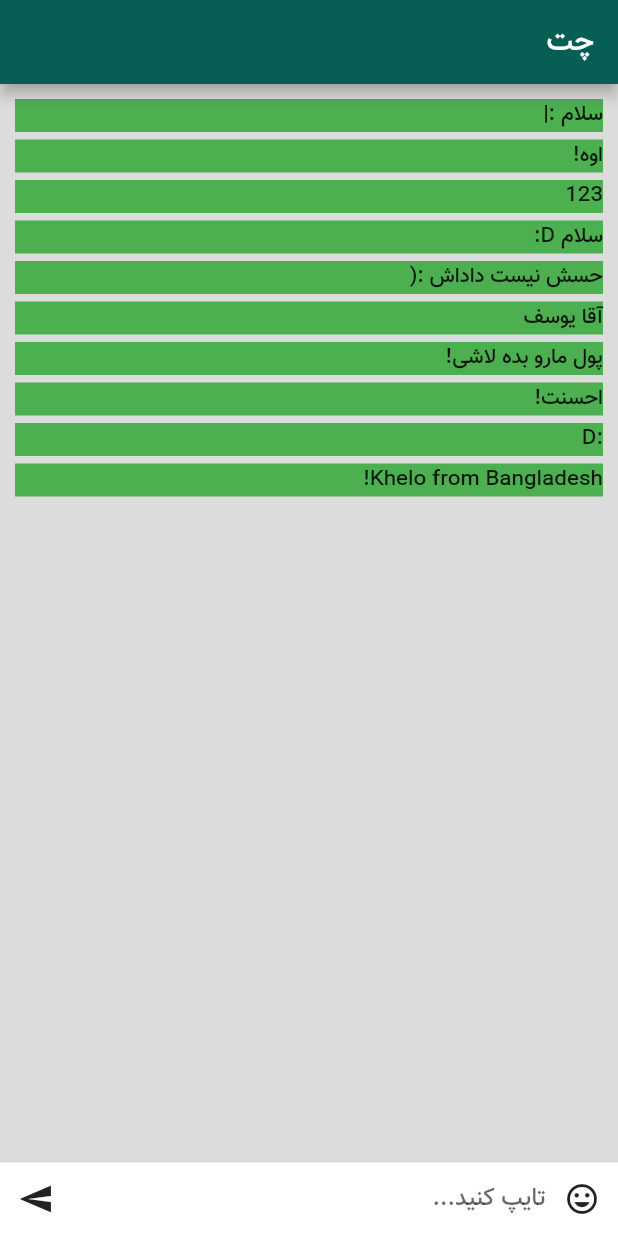
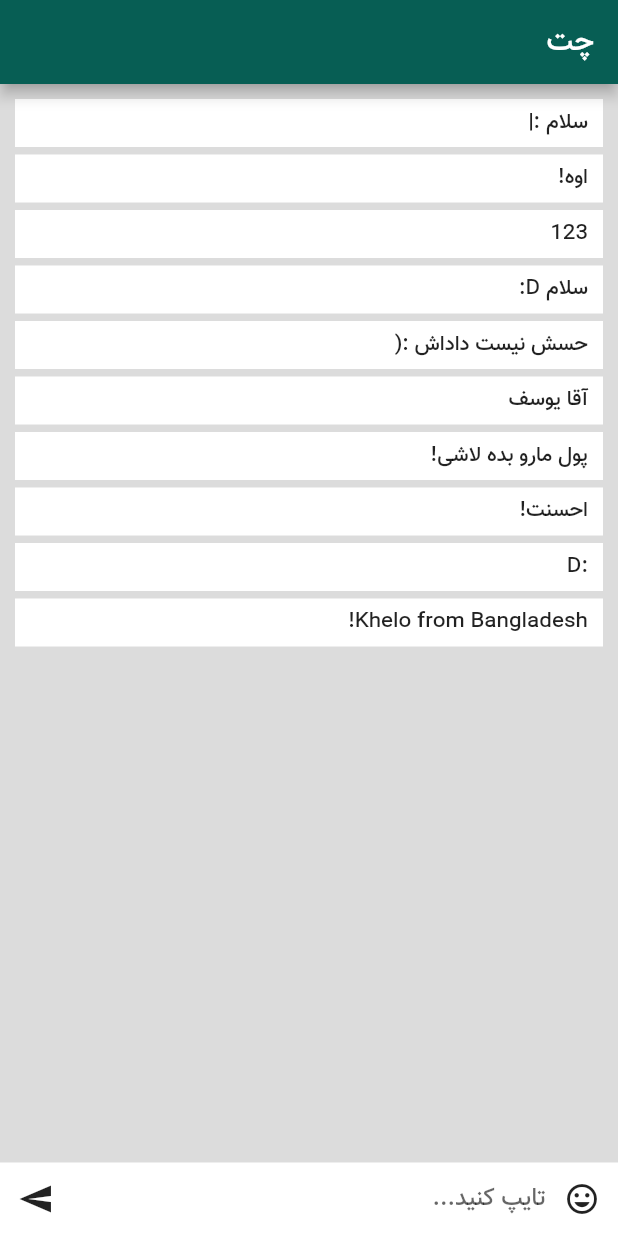
Before and after one commit to YRlp98/Whatsapp, a Flutter app: the screen it shows after launch, on a phone screen of 412 x 824 dp. Run offline on Flutter 3.47's test engine with Material 2 defaults, Android fonts, the phone set to English and light mode, and no system bars; our stand-ins replace cached_network_image, camera, connectivity, flutter_map, google_maps_flutter, latlong and 5 more; missing offline and left inert: thumbnails; accounts and stored records are empty.

```diff
--- a/lib/models/chat_model.dart
+++ b/lib/models/chat_model.dart
@@ -1,10 +1,11 @@
 class ChatModel {
+  final String id;
   final String name;
   final String message;
   final String time;
   final String avatarUrl;
 
-  ChatModel({this.name, this.message, this.time, this.avatarUrl});
+  ChatModel({this.id, this.name, this.message, this.time, this.avatarUrl});
 }
 
 List<ChatModel> dummyData = [
--- a/lib/pages/socket_io_screen.dart
+++ b/lib/pages/socket_io_screen.dart
@@ -1,3 +1,5 @@
+import 'dart:math';
+
 import 'package:flutter/material.dart';
 import 'package:whatsapp/models/chat_model.dart';
 
@@ -9,11 +11,14 @@ class SocketIoScreen extends StatefulWidget {
 class SocketIoScreenState extends State<SocketIoScreen> {
   TextEditingController _textEditingController = new TextEditingController();
   List<ChatModel> _messages = [];
+  int _userId;
 
   @override
   void initState() {
     super.initState();
     _messages.addAll(dummyData);
+
+    _userId = new Random().nextInt(1000);
   }
 
   @override
@@ -38,7 +43,12 @@ class SocketIoScreenState extends State<SocketIoScreen> {
                     itemBuilder: (BuildContext context, int index) {
                       return new Container(
                         margin: const EdgeInsets.only(bottom: 5),
-                        decoration: new BoxDecoration(color: Colors.green),
+                        padding: const EdgeInsets.only(
+                            top: 5, bottom: 5, right: 10, left: 10),
+                        decoration: new BoxDecoration(
+                            color: _userId == _messages[index].id
+                                ? Colors.green : Colors.white
+                        ),
                         child: new Row(
                           children: <Widget>[
                             new Text(_messages[index].message)
```
